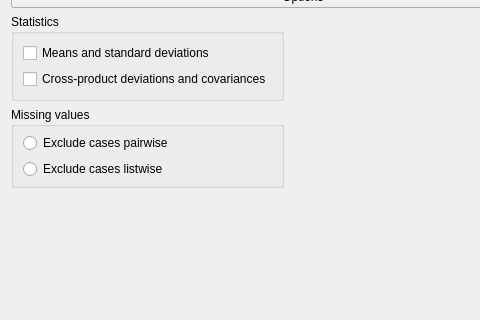
jasp-stats/jasp-desktop, file JASP-Desktop/analysisforms/correlationform.ui: the form before one commit; both pictures show x 0 to 480 and y 498 to 818 of the 606 by 1088 pixel window.
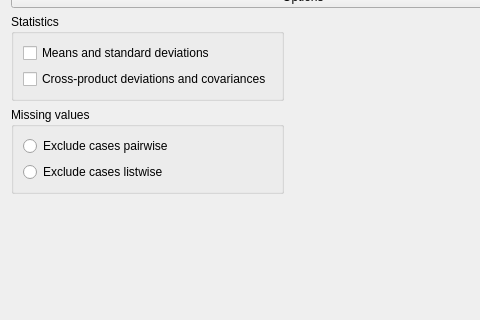
The form after the commit. Custom widgets are drawn as their Qt base class.

Patch:
```diff
--- a/JASP-Desktop/analysisforms/correlationform.ui
+++ b/JASP-Desktop/analysisforms/correlationform.ui
@@ -424,12 +424,6 @@
             <bool>true</bool>
            </property>
            <layout class="QGridLayout" name="gridLayout_9">
-            <property name="topMargin">
-             <number>6</number>
-            </property>
-            <property name="bottomMargin">
-             <number>6</number>
-            </property>
             <item row="0" column="0">
              <widget class="QRadioButton" name="_1excludePairwise">
               <property name="text">
```
